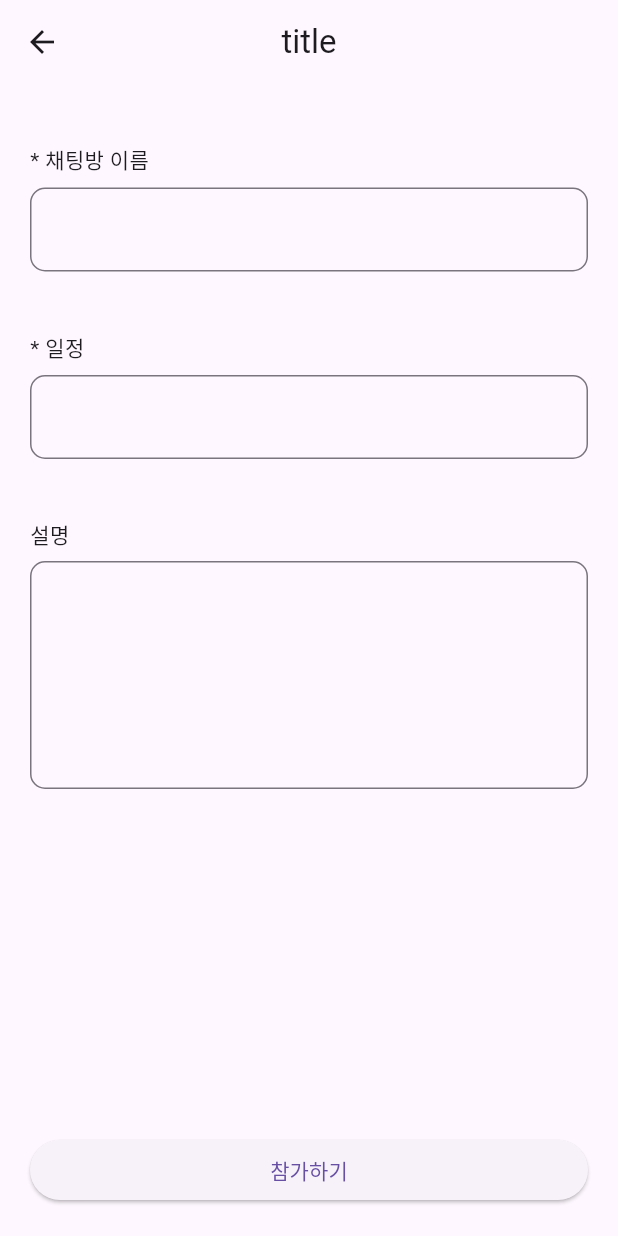
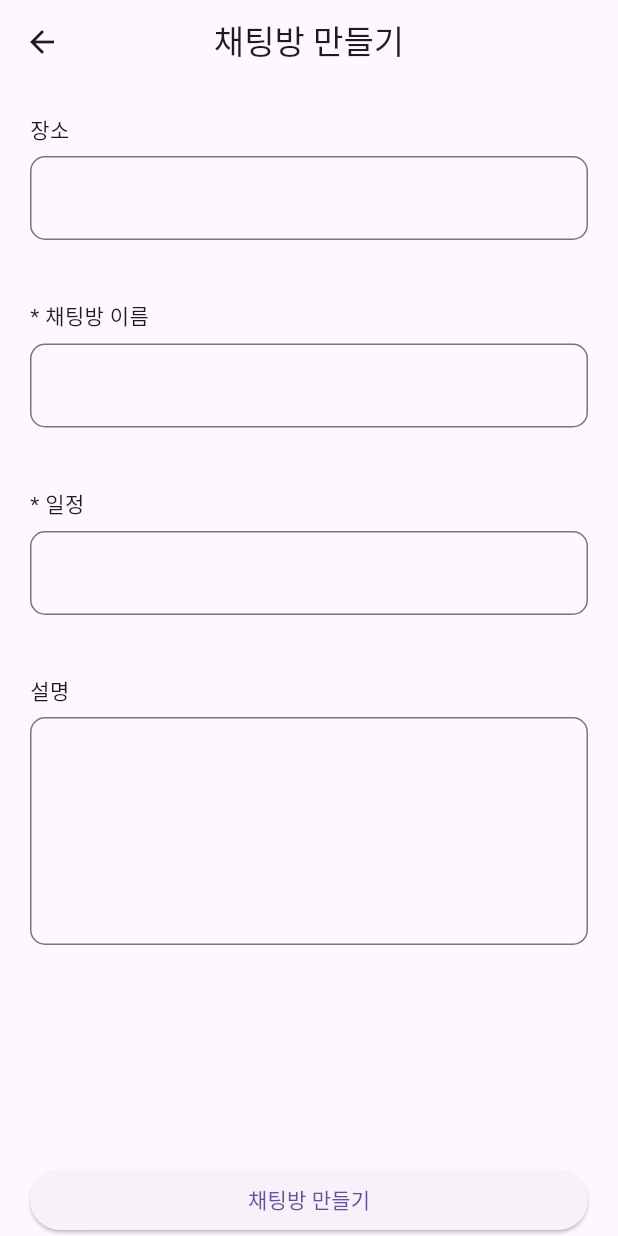
Before and after one commit to Meezzi/with-run-app, a Flutter app: the ChatCreatePage screen opened directly, on a phone screen of 412 x 824 dp. Run offline on Flutter 3.47's test engine with Material 3 defaults, Android fonts, the phone set to English and light mode, and no system bars; our stand-ins replace firebase_auth, firebase_core, flutter_riverpod, flutter_svg, google_sign_in; accounts and stored records are empty; generated files the repository leaves out were written again.

Commit message:
feat : 장소 추가, 오타수정

```diff
--- a/lib/ui/pages/chat_create/chat_create_page.dart
+++ b/lib/ui/pages/chat_create/chat_create_page.dart
@@ -5,11 +5,10 @@ class ChatCreatePage extends StatelessWidget {
 
   @override
   Widget build(BuildContext context) {
-    return SafeArea(
-      child: Scaffold(
-        appBar: AppBar(centerTitle: true, title: Text('title')),
+    return Scaffold(
+      appBar: AppBar(centerTitle: true, title: Text('채팅방 만들기')),
       body: Padding(
-          padding: const EdgeInsets.all(20.0),
+        padding: const EdgeInsets.symmetric(horizontal: 20.0, vertical: 0),
         child: Column(
           mainAxisAlignment: MainAxisAlignment.spaceBetween,
           children: [
@@ -18,10 +17,12 @@ class ChatCreatePage extends StatelessWidget {
               child: SingleChildScrollView(
                 scrollDirection: Axis.vertical,
                 child: Column(
+                  crossAxisAlignment: CrossAxisAlignment.start,
                   children: [
-                      InputElement('채팅방 이름', true, 1),
-                      InputElement('일정', true, 1),
-                      InputElement('설명', false, 5),
+                    inputElement(name: '장소', readOnly: true),
+                    inputElement(name: '채팅방 이름', isRequired: true),
+                    inputElement(name: '일정', isRequired: true),
+                    inputElement(name: '설명', maxLines: 5),
                   ],
                 ),
               ),
@@ -30,25 +31,25 @@ class ChatCreatePage extends StatelessWidget {
               width: double.infinity,
               child: ElevatedButton(
                 onPressed: () {},
-                  child: Text('참가하기'),
+                child: Text('채팅방 만들기'),
               ),
             )
           ],
         ),
       ),
-      ),
     );
   }
 
-  Widget InputElement(String name, bool isRequierd, int maxLines) {
+  Widget inputElement({required String name, bool isRequired = false, int maxLines = 1, bool readOnly = false}) {
     return Padding(
       padding: const EdgeInsets.symmetric(vertical: 20),
       child: Column(
         crossAxisAlignment: CrossAxisAlignment.start,
         children: [
-          Text(requiredInput(name, isRequierd), ),
+          Text(requiredInput(name, isRequired), ),
           SizedBox(height: 8),
           TextFormField(
+            readOnly: readOnly,
             maxLines: maxLines,
             decoration: InputDecoration(
               border: OutlineInputBorder(
@@ -61,7 +62,8 @@ class ChatCreatePage extends StatelessWidget {
     );
   }
 
-  String requiredInput(String name, bool isRequierd){
-    return isRequierd ? '* $name' : name;
+
+  String requiredInput(String name, bool isRequired){
+    return isRequired ? '* $name' : name;
   }
 }
```
Lines whose indentation alone changed are shown as unchanged.
